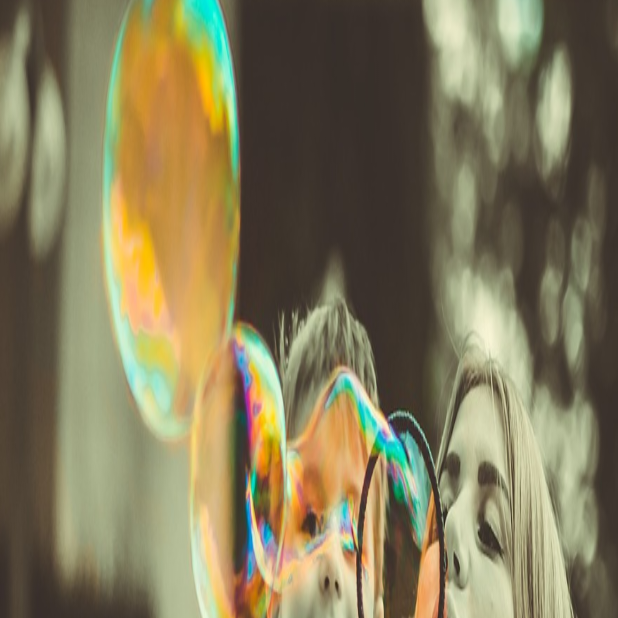
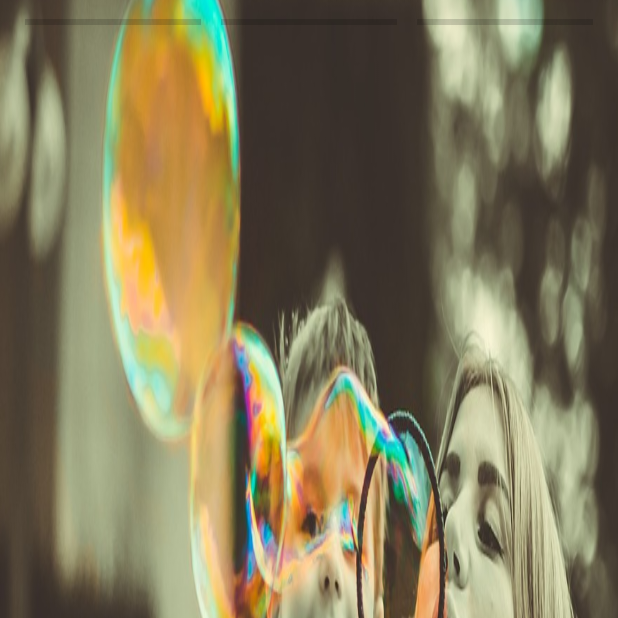
Before and after one commit to jeonsoh/Kotlin_Animation, an Android app: the first screen one second after launch (MainActivity), on a phone screen of 412 x 824 dp, the top half of it. Run offline under Robolectric (Android 15) with nearby library versions, the phone set to English and light mode, and no system bars.

Commit message:
seperate PageAdapter and show ProgressBar

```diff
--- a/app/src/main/java/com/example/jeonsohh/paige_animation/MainActivity.kt
+++ b/app/src/main/java/com/example/jeonsohh/paige_animation/MainActivity.kt
@@ -8,6 +8,9 @@ import android.os.Handler
 import android.os.Message
 import android.support.v4.view.PagerAdapter
 import android.view.*
+import android.widget.LinearLayout
+import android.widget.ProgressBar
+import android.widget.RelativeLayout
 import kotlinx.android.synthetic.main.activity_main.*
 
 import kotlinx.android.synthetic.main.activity_viewpager_item.view.*
@@ -24,106 +27,5 @@ class MainActivity : AppCompatActivity() {
 
     }
 
-    class myViewPagerAdapter() : PagerAdapter() {
-        // var anim: Animation? = null
-        //lateinit var anim_zoomin : AnimatorSet
-
-        //소분류
-        var subBubble = listOf<smallItem>(smallItem(R.drawable.image1_bubble1, "image1_bubble1"),
-                smallItem(R.drawable.image1_bubble2, "image1_bubble2"),
-                smallItem(R.drawable.image1_bubble3, "image1_bubble3"))
-        //대분류
-        var bubble = bigItem(R.drawable.image1, "image1", subBubble)
-
-        var subBridge = listOf<smallItem>(smallItem(R.drawable.image2_bridge1, "image2_bridge1"),
-                smallItem(R.drawable.image2_bridge2, "image2_bridge2"))
-        var bridge = bigItem(R.drawable.image2, "image2", subBridge)
-
-        var items = arrayOf(bubble, bridge)
-
-        override fun isViewFromObject(view: View, `object`: Any): Boolean {
-            return view.equals(`object`)
-        }
-
-        override fun getCount(): Int {
-            return items.size
-        }
-
-        override fun instantiateItem(container: ViewGroup, position: Int): Any {
-            var view = LayoutInflater.from(container.context).inflate(R.layout.activity_viewpager_item, container, false).apply {
-                m_viewpager_imageview.setImageResource(items[position].main_image) //head이미지
-                m_textview_on_imageview.setText(items[position].main_text) //기사 head
-                m_textview_on_slidingdrawer.setText(items[position].main_text) //기사 내용. 수정
-            }
-
-            var anim_zoomin = AnimatorInflater.loadAnimator(container.context, R.animator.zoom_in) as AnimatorSet  //property animation방식
-            anim_zoomin.setTarget(view.m_viewpager_imageview)
-            anim_zoomin.start()
-
-            view.m_viewpager_imageview.setOnLongClickListener(object : View.OnLongClickListener{
-                override fun onLongClick(p0: View?): Boolean {
-                    println("long click")
-                    anim_zoomin.pause()
-                    view.m_pausedlayout.visibility = View.VISIBLE
-                    return true
-                }
-            })
-
-            view.m_viewpager_imageview.setOnTouchListener(object : View.OnTouchListener {
-                override fun onTouch(v: View?, m: MotionEvent?): Boolean {
-                    var cordx: Float? = null
-                    var cordy: Float? = null
-                    val LONGPRESS_TIMEOUT  = ViewConfiguration.getLongPressTimeout()
-                    val TAP_TIMEOUT = ViewConfiguration.getTapTimeout()
-                    // Long Press 판단하는 time 가져옴
-                    var touchslop: Int = ViewConfiguration.get(v!!.context).scaledTouchSlop //drag범위 인식하는 기본값
-                    val longClickHandler = object : Handler() {
-                        override fun handleMessage(msg: Message?) {
-                           // println(" anim pause??????")
-                            anim_zoomin.pause()
-                            view.m_pausedlayout.visibility = View.VISIBLE
-                        }
-                    }
-
-                    when (m!!.action) {
-                        MotionEvent.ACTION_DOWN -> { //초기 위치와 시간 기억
-                            cordx = m.x
-                           cordy = m.y
-                            println("Action down....")
-
-                       //     longClickHandler.sendEmptyMessageDelayed(0, LONGPRESS_TIMEOUT.toLong())
-                            return false
-                        }
-
-                        MotionEvent.ACTION_UP -> { // 마우스 up
-                            println("Action UP!!! ")
-                            anim_zoomin.resume()
-                            view.m_pausedlayout.visibility = View.INVISIBLE
-                            longClickHandler.removeMessages(0)
-                            return true
-                        }
-                        MotionEvent.ACTION_MOVE -> { //일정범위
-                           // println("Action Move!!! ")
-
-
-                        }
-                        else -> {
-
-                        }
-                    }
-
-                    return false
-                }
-            })
-
-            container.addView(view)
-            return view
-        }
-
-
-    }
-
-    data class bigItem(var main_image: Int, var main_text: String, var subitem: List<smallItem>)
-    data class smallItem(var main_image: Int, var main_text: String)
 
 }
--- /dev/null
+++ b/app/src/main/java/com/example/jeonsohh/paige_animation/myViewPagerAdapter.kt
@@ -0,0 +1,103 @@
+package com.example.jeonsohh.paige_animation
+
+import android.animation.AnimatorInflater
+import android.animation.AnimatorSet
+import android.support.v4.view.PagerAdapter
+import android.view.*
+import android.widget.LinearLayout
+import android.widget.ProgressBar
+import kotlinx.android.synthetic.main.activity_viewpager_item.view.*
+
+class myViewPagerAdapter() : PagerAdapter() {
+    // var anim: Animation? = null
+    //lateinit var anim_zoomin : AnimatorSet
+
+    //소분류
+    var subBubble = listOf<smallItem>(smallItem(R.drawable.image1_bubble1, "image1_bubble1"),
+            smallItem(R.drawable.image1_bubble2, "image1_bubble2"),
+            smallItem(R.drawable.image1_bubble3, "image1_bubble3"))
+    //대분류
+    var bubble = bigItem(R.drawable.image1, "image1", subBubble)
+
+    var subBridge = listOf<smallItem>(smallItem(R.drawable.image2_bridge1, "image2_bridge1"),
+            smallItem(R.drawable.image2_bridge2, "image2_bridge2"))
+    var bridge = bigItem(R.drawable.image2, "image2", subBridge)
+
+    var items = arrayOf(bubble, bridge)
+
+    override fun isViewFromObject(view: View, `object`: Any): Boolean {
+        return view.equals(`object`)
+    }
+
+    override fun getCount(): Int {
+        return items.size
+    }
+
+    override fun instantiateItem(container: ViewGroup, position: Int): Any {
+        var view = LayoutInflater.from(container.context).inflate(R.layout.activity_viewpager_item, container, false).apply {
+            m_viewpager_imageview.setImageResource(items[position].main_image) //head이미지
+            m_textview_on_imageview.setText(items[position].main_text) //기사 head
+            m_textview_on_slidingdrawer.setText(items[position].main_text) //기사 내용. 수정
+        }
+
+        var anim_zoomin = AnimatorInflater.loadAnimator(container.context, R.animator.zoom_in) as AnimatorSet  //property animation방식
+        anim_zoomin.setTarget(view.m_viewpager_imageview)
+        anim_zoomin.start()
+
+        println("size : ? " + items[position].subitem.size)
+        for( i in 0..items[position].subitem.size-1) {
+            println("i는 ??" + i)
+            val progressBar = ProgressBar(container.context, null, android.R.attr.progressBarStyleHorizontal)
+            val progressbarParams = LinearLayout.LayoutParams(container.measuredWidth / items[position].subitem.size, ViewGroup.LayoutParams.MATCH_PARENT)
+            progressbarParams.setMargins(10,0,10,0)
+            progressbarParams.weight = 1F
+            view.m_progresslayout_imageview!!.addView(progressBar,i, progressbarParams)
+        }
+        println("child? " + view.m_progresslayout_imageview.childCount)
+
+
+
+        view.m_viewpager_imageview.setOnLongClickListener(object : View.OnLongClickListener{
+            override fun onLongClick(p0: View?): Boolean {
+                println("long click")
+                anim_zoomin.pause()
+                view.m_pausedlayout.visibility = View.VISIBLE
+                return true
+            }
+        })
+
+        view.m_viewpager_imageview.setOnTouchListener(object : View.OnTouchListener {
+            override fun onTouch(v: View?, m: MotionEvent?): Boolean {
+                var cordx: Float? = null
+                var cordy: Float? = null
+                var touchslop: Int = ViewConfiguration.get(v!!.context).scaledTouchSlop //drag범위 인식하는 기본값
+
+                when (m!!.action) {
+                    MotionEvent.ACTION_DOWN -> { //초기 위치와 시간 기억
+
+                    }
+                    MotionEvent.ACTION_UP -> { // 마우스 up
+                        println("Action UP!!! ")
+                        anim_zoomin.resume()
+                        view.m_pausedlayout.visibility = View.INVISIBLE
+                        return true
+                    }
+                    MotionEvent.ACTION_MOVE -> { //일정범위
+                        // println("Action Move!!! ")
+
+                    }
+                }
+                return false
+            }
+        })
+
+        container.addView(view)
+        return view
+    }
+
+
+
+}
+
+data class bigItem(var main_image: Int, var main_text: String, var subitem: List<smallItem>)
+data class smallItem(var main_image: Int, var main_text: String)
--- a/app/src/main/res/layout/activity_viewpager_item.xml
+++ b/app/src/main/res/layout/activity_viewpager_item.xml
@@ -26,11 +26,23 @@
             android:textColor="#FFFFFF"
             />
 
+        <LinearLayout
+            android:layout_width="match_parent"
+            android:layout_height="10dp"
+            android:layout_margin="10dp"
+            android:id="@+id/m_progresslayout_imageview"
+            android:layout_gravity="top|center_horizontal"
+            android:orientation="horizontal"
+            >
+
+        </LinearLayout>
+
         <RelativeLayout
             android:layout_width="match_parent"
             android:layout_height="25dp"
             android:layout_gravity="center_horizontal"
-            android:background="@android:color/darker_gray"
+            android:background="@android:color/black"
+            android:alpha="0.5"
             android:orientation="horizontal"
             android:id="@+id/m_pausedlayout"
             android:visibility="invisible"
```
